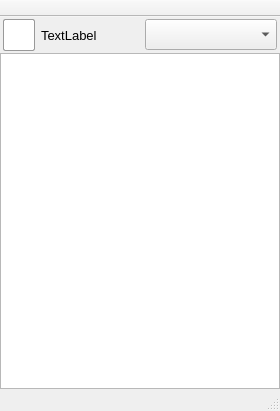
First picture: the form in src/gui/form_Main.ui, repository vituperative/i2pchat, before the edit.
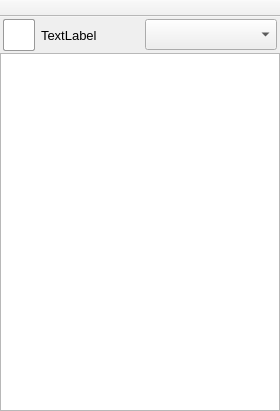
Second picture: the form after the edit. Icons and pictures are not drawn.

Commit message: Remove superfluous statusbar from main window

Diff of the .ui file:
```diff
--- a/src/gui/form_Main.ui
+++ b/src/gui/form_Main.ui
@@ -278,7 +278,6 @@
     </item>
    </layout>
   </widget>
-  <widget class="QStatusBar" name="statusbar"/>
   <widget class="QToolBar" name="toolBar">
    <property name="enabled">
     <bool>true</bool>
```
